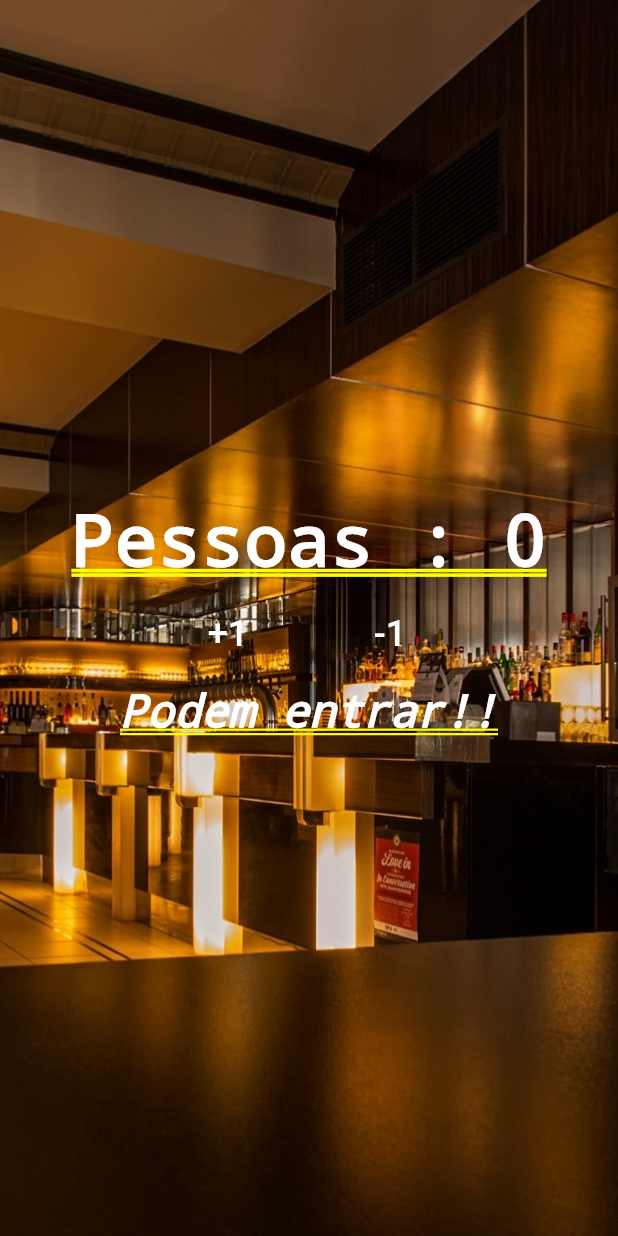
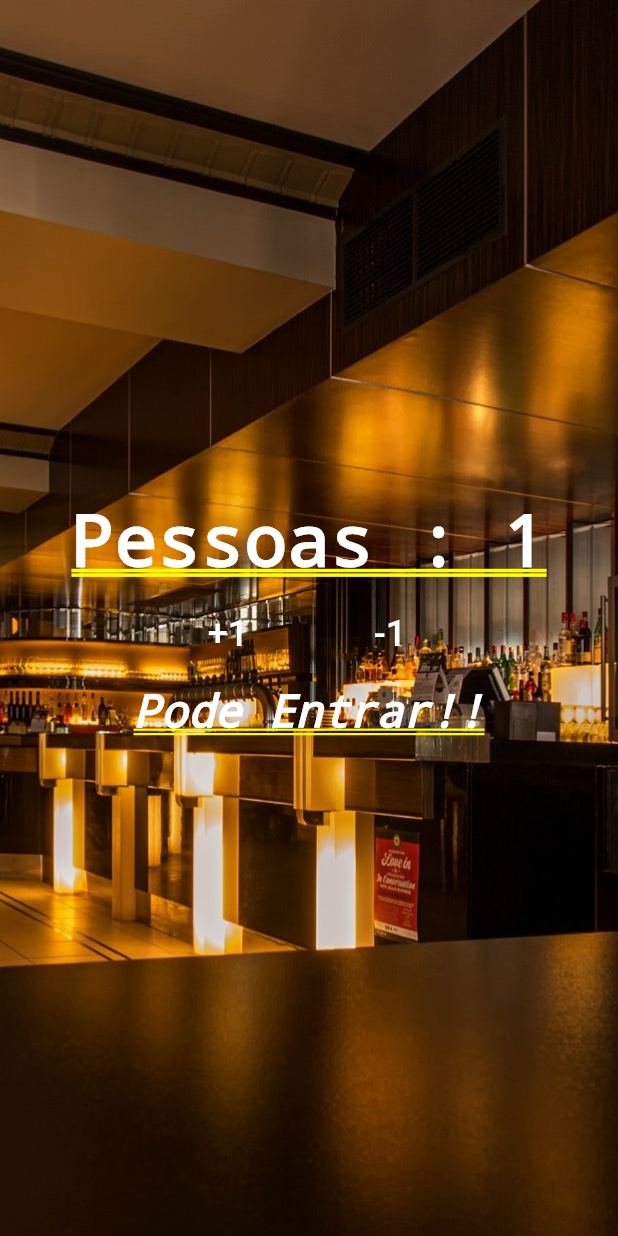
Before and after one commit to cristianmayco/contador_pessoas_flutter, a Flutter app: the screen it shows after launch, after a tap on "+1", on a phone screen of 412 x 824 dp. Run offline on Flutter 3.47's test engine with Material 2 defaults, Android fonts, the phone set to English and light mode, and no system bars.

Commit message:
Added count peoples

```diff
--- /dev/null
+++ b/flutter_package/lib/flutterpackage.dart
@@ -0,0 +1,7 @@
+library flutterpackage;
+
+/// A Calculator.
+class Calculator {
+  /// Returns [value] plus 1.
+  int addOne(int value) => value + 1;
+}
--- a/lib/main.dart
+++ b/lib/main.dart
@@ -1,9 +1,34 @@
 import 'package:flutter/material.dart';
 
 void main() {
-  runApp(MaterialApp(
-      title: "Contador de Pessoas",
-      home: Stack(
+  runApp(MaterialApp(title: "Contador de Pessoas", home: Home()));
+}
+
+class Home extends StatefulWidget {
+  @override
+  _HomeState createState() => _HomeState();
+}
+
+class _HomeState extends State<Home> {
+  int _people = 0;
+  String _infoText = "Pode Entrar!!";
+
+  void _changePeople(int delta) {
+    setState(() {
+      _people += delta;
+      if (_people < 0) {
+        _infoText = "Até funcionário saiu";
+      } else if (_people <= 10) {
+        _infoText = "Pode Entrar!!";
+      } else {
+        _infoText = "Lotado!!";
+      }
+    });
+  }
+
+  @override
+  Widget build(BuildContext context) {
+    return Stack(
       children: <Widget>[
         Image.asset(
           "images/restaurant.jpg",
@@ -14,7 +39,7 @@ void main() {
           mainAxisAlignment: MainAxisAlignment.center,
           children: <Widget>[
             Text(
-                "Pessoas : 0",
+              "Pessoas : $_people",
               style:
                   TextStyle(color: Colors.white, fontWeight: FontWeight.bold),
             ),
@@ -28,7 +53,9 @@ void main() {
                       "+1",
                       style: TextStyle(fontSize: 24.0, color: Colors.white),
                     ),
-                      onPressed: () {},
+                    onPressed: () {
+                      _changePeople(1);
+                    },
                   ),
                 ),
                 Padding(
@@ -38,13 +65,15 @@ void main() {
                       "-1",
                       style: TextStyle(fontSize: 24.0, color: Colors.white),
                     ),
-                      onPressed: () {},
+                    onPressed: () {
+                      _changePeople(-1);
+                    },
                   ),
                 ),
               ],
             ),
             Text(
-                "Podem entrar!!",
+              _infoText,
               style: TextStyle(
                   color: Colors.white,
                   fontStyle: FontStyle.italic,
@@ -53,5 +82,6 @@ void main() {
           ],
         ),
       ],
-      )));
+    );
   }
+}
```
Also changed, not shown: flutter_package/pubspec.yaml (added, +54 -0 lines), flutter_package/pubspec.lock (added), 6 other files. Lines whose indentation alone changed are shown as unchanged.
